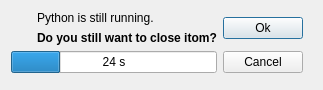
Qt form Qitom/ui/dialogCloseItom.ui (itom-project/itom) before a commit.
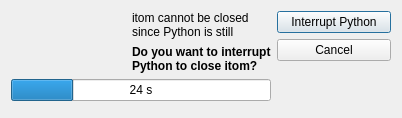
The same form after that commit. Icons and pictures are not drawn.

```diff
--- a/Qitom/ui/dialogCloseItom.ui
+++ b/Qitom/ui/dialogCloseItom.ui
@@ -6,42 +6,29 @@
    <rect>
     <x>0</x>
     <y>0</y>
-    <width>323</width>
-    <height>89</height>
+    <width>402</width>
+    <height>118</height>
    </rect>
   </property>
   <property name="maximumSize">
    <size>
-    <width>323</width>
-    <height>89</height>
+    <width>999999</width>
+    <height>999999</height>
    </size>
   </property>
   <property name="windowTitle">
    <string>close itom</string>
   </property>
   <layout class="QGridLayout" name="gridLayout">
-   <item row="0" column="0">
-    <widget class="QLabel" name="labelImage">
-     <property name="maximumSize">
-      <size>
-       <width>32</width>
-       <height>32</height>
-      </size>
-     </property>
-     <property name="text">
-      <string/>
-     </property>
-     <property name="pixmap">
-      <pixmap>../icons/stopScript.png</pixmap>
-     </property>
-    </widget>
-   </item>
    <item row="0" column="1">
     <layout class="QVBoxLayout" name="verticalLayout_2">
      <item>
       <widget class="QLabel" name="label_2">
        <property name="text">
-        <string>Python is still running.</string>
+        <string>itom cannot be closed since Python is still running.</string>
+       </property>
+       <property name="wordWrap">
+        <bool>true</bool>
        </property>
       </widget>
      </item>
@@ -54,7 +41,10 @@
         </font>
        </property>
        <property name="text">
-        <string>Do you still want to close itom?</string>
+        <string>Do you want to interrupt Python to close itom?</string>
+       </property>
+       <property name="wordWrap">
+        <bool>true</bool>
        </property>
       </widget>
      </item>
@@ -68,7 +58,7 @@
      <item>
       <widget class="QPushButton" name="pushButtonOk">
        <property name="text">
-        <string>Ok</string>
+        <string>Interrupt Python</string>
        </property>
       </widget>
      </item>
@@ -79,21 +69,21 @@
        </property>
       </widget>
      </item>
+     <item>
+      <spacer name="verticalSpacer">
+       <property name="orientation">
+        <enum>Qt::Vertical</enum>
+       </property>
+       <property name="sizeHint" stdset="0">
+        <size>
+         <width>20</width>
+         <height>40</height>
+        </size>
+       </property>
+      </spacer>
+     </item>
     </layout>
    </item>
-   <item row="0" column="3">
-    <spacer name="horizontalSpacer">
-     <property name="orientation">
-      <enum>Qt::Horizontal</enum>
-     </property>
-     <property name="sizeHint" stdset="0">
-      <size>
-       <width>40</width>
-       <height>20</height>
-      </size>
-     </property>
-    </spacer>
-   </item>
    <item row="1" column="0" colspan="2">
     <widget class="QProgressBar" name="progressBarClose">
      <property name="value">
@@ -117,6 +107,22 @@
      </property>
     </spacer>
    </item>
+   <item row="0" column="0">
+    <widget class="QLabel" name="labelImage">
+     <property name="maximumSize">
+      <size>
+       <width>9999999</width>
+       <height>9999999</height>
+      </size>
+     </property>
+     <property name="text">
+      <string/>
+     </property>
+     <property name="pixmap">
+      <pixmap>../icons/stopScript.png</pixmap>
+     </property>
+    </widget>
+   </item>
   </layout>
  </widget>
  <resources/>
```
Left out of the diff: 10 changed lines with no effect on the pictures.
